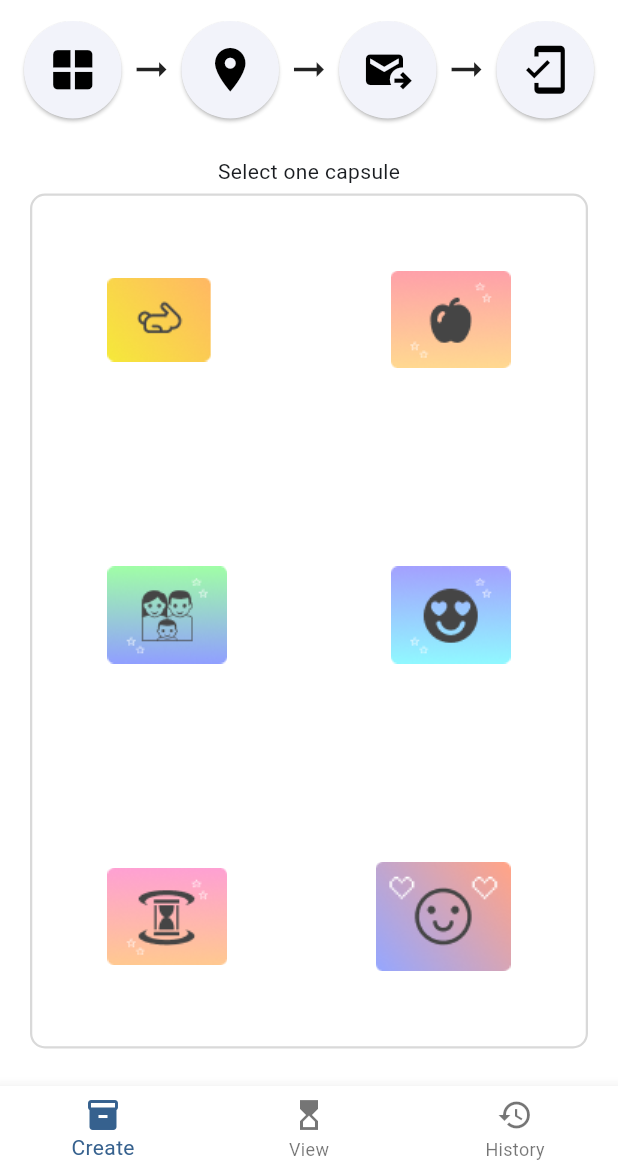
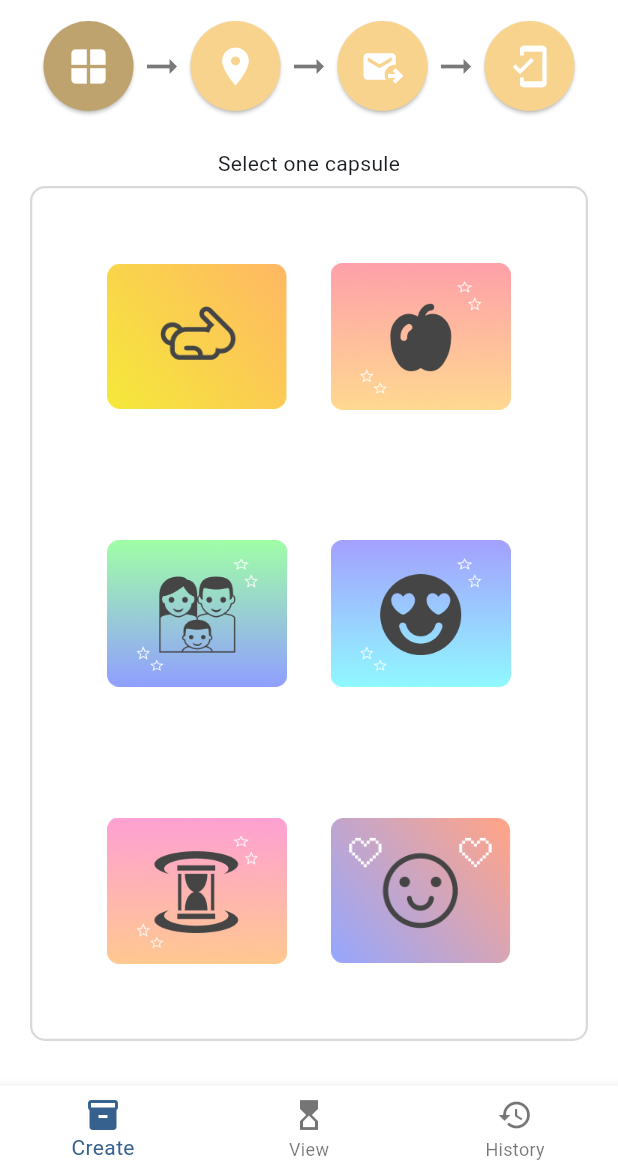
Before and after one commit to YPYT/TimeCapsule, a Flutter app: the screen it shows after launch, after a tap on "Select capsule", on a phone screen of 412 x 824 dp, the part 63-1236 px from its top. Run offline on Flutter 3.47's test engine with Material 3 defaults, Android fonts, the phone set to English and light mode, and no system bars; our stand-ins replace image_picker, shared_preferences; missing offline and left inert: map_location_picker, time_machine.

Commit message:
Fixed size of capsule image selections

```diff
--- a/lib/create/select_capsule.dart
+++ b/lib/create/select_capsule.dart
@@ -14,7 +14,7 @@ class _SelectCapsuleScreenState extends State<SelectCapsuleScreen> {
         child: Column(
           children: [
             Row(
-              spacing: 5,
+              spacing: 2,
               mainAxisSize: MainAxisSize.min,
               children: [
                 ElevatedButton(
@@ -22,39 +22,43 @@ class _SelectCapsuleScreenState extends State<SelectCapsuleScreen> {
                   style: ElevatedButton.styleFrom(
                     shape: CircleBorder(),
                     padding: EdgeInsets.all(15),
-                    iconSize: 35,
+                    iconSize: 30,
+                    backgroundColor: Color(0xFFBFA36F),
                   ),
-                  child: Icon(Icons.window, color: Colors.black),
+                  child: Icon(Icons.window, color: Colors.white),
                 ),
-                Icon(Icons.arrow_right_alt, size: 30),
+                Icon(Icons.arrow_right_alt, size: 30, color: Color(0xFF797979)),
                 ElevatedButton(
                   onPressed:  () {},
                   style: ElevatedButton.styleFrom(
                     shape: CircleBorder(),
                     padding: EdgeInsets.all(15),
-                    iconSize: 35,
+                    iconSize: 30,
+                    backgroundColor: Color(0xFFF7D38E),
                   ),
-                  child: Icon(Icons.location_on, color: Colors.black),
+                  child: Icon(Icons.location_on, color: Colors.white),
                 ),
-                Icon(Icons.arrow_right_alt, size: 30),
+                Icon(Icons.arrow_right_alt, size: 30, color: Color(0xFF797979)),
                 ElevatedButton(
                   onPressed:  () {},
                   style: ElevatedButton.styleFrom(
                     shape: CircleBorder(),
                     padding: EdgeInsets.all(15),
-                    iconSize: 35,
+                    iconSize: 30,
+                    backgroundColor: Color(0xFFF7D38E),
                   ),
-                  child: Icon(Icons.outgoing_mail, color: Colors.black),
+                  child: Icon(Icons.outgoing_mail, color: Colors.white),
                 ),
-                Icon(Icons.arrow_right_alt, size: 30),
+                Icon(Icons.arrow_right_alt, size: 30, color: Color(0xFF797979)),
                 ElevatedButton(
                   onPressed:  () {},
                   style: ElevatedButton.styleFrom(
                     shape: CircleBorder(),
                     padding: EdgeInsets.all(15),
-                    iconSize: 35,
+                    iconSize: 30,
+                    backgroundColor: Color(0xFFF7D38E),
                   ),
-                  child: Icon(Icons.mobile_friendly, color: Colors.black),
+                  child: Icon(Icons.mobile_friendly, color: Colors.white),
                 ),
               ],
             ),
@@ -77,11 +81,11 @@ class _SelectCapsuleScreenState extends State<SelectCapsuleScreen> {
                     children: [
                       GestureDetector(
                         onTap: () {Navigator.pop(context, "rabbit.png");},
-                        child: Image(image: AssetImage("assets/rabbit.png"))
+                        child: Image(image: AssetImage("assets/rabbit_big.png"), width: 120)
                       ),
                       GestureDetector(
                           onTap: () {Navigator.pop(context, "apple.png");},
-                          child: Image(image: AssetImage("assets/apple.png"))
+                          child: Image(image: AssetImage("assets/apple_big.png"), width: 120)
                       ),
                     ],
                   ),
@@ -90,11 +94,11 @@ class _SelectCapsuleScreenState extends State<SelectCapsuleScreen> {
                     children: [
                       GestureDetector(
                           onTap: () {Navigator.pop(context, "family.png");},
-                          child: Image(image: AssetImage("assets/family.png"))
+                          child: Image(image: AssetImage("assets/family_big.png"), width: 120)
                       ),
                       GestureDetector(
                           onTap: () {Navigator.pop(context, "heartsmiley.png");},
-                          child: Image(image: AssetImage("assets/heartsmiley.png"))
+                          child: Image(image: AssetImage("assets/heartsmiley_big.png"), width: 120)
                       ),
                     ],
                   ),
@@ -103,11 +107,11 @@ class _SelectCapsuleScreenState extends State<SelectCapsuleScreen> {
                     children: [
                       GestureDetector(
                           onTap: () {Navigator.pop(context, "hourglass.png");},
-                          child: Image(image: AssetImage("assets/hourglass.png"))
+                          child: Image(image: AssetImage("assets/hourglass_big.png"), width: 120)
                       ),
                       GestureDetector(
                           onTap: () {Navigator.pop(context, "smiley.png");},
-                          child: Image(image: AssetImage("assets/smiley.png"))
+                          child: Image(image: AssetImage("assets/smiley_big.png"), width: 120)
                       ),
                     ],
                   )
```
Also changed, not shown: lib/create/message_input.dart (+16 -12 lines), assets/apple_big.png (added), assets/family_big.png (added), assets/heartsmiley_big.png (added), assets/hourglass_big.png (added), assets/rabbit_big.png (added), assets/smiley_big.png (added).
